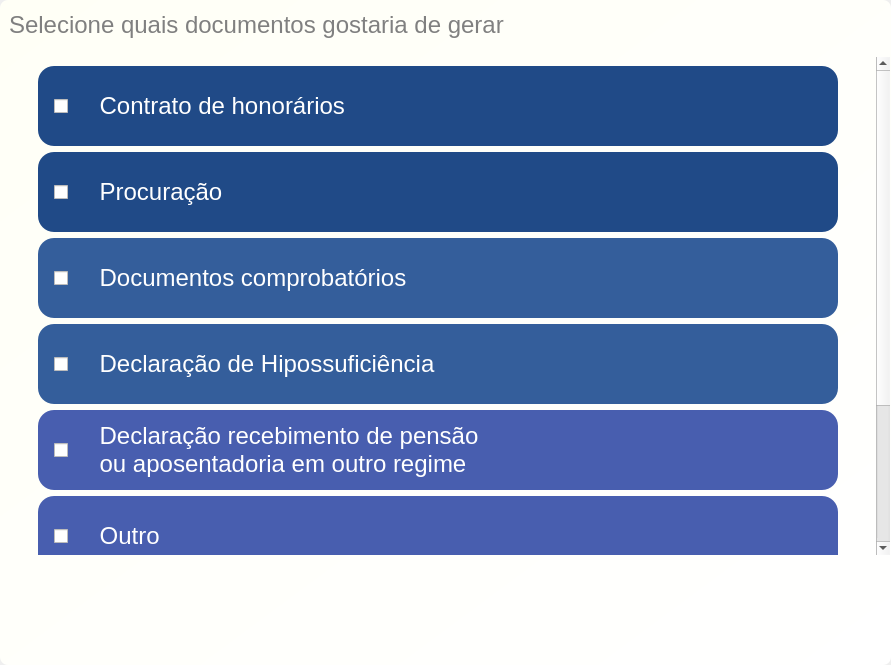
Above: Design/UI/pgImpressaoDocs.ui from newprev/PrevCliente before the change. Below: the same form after it.
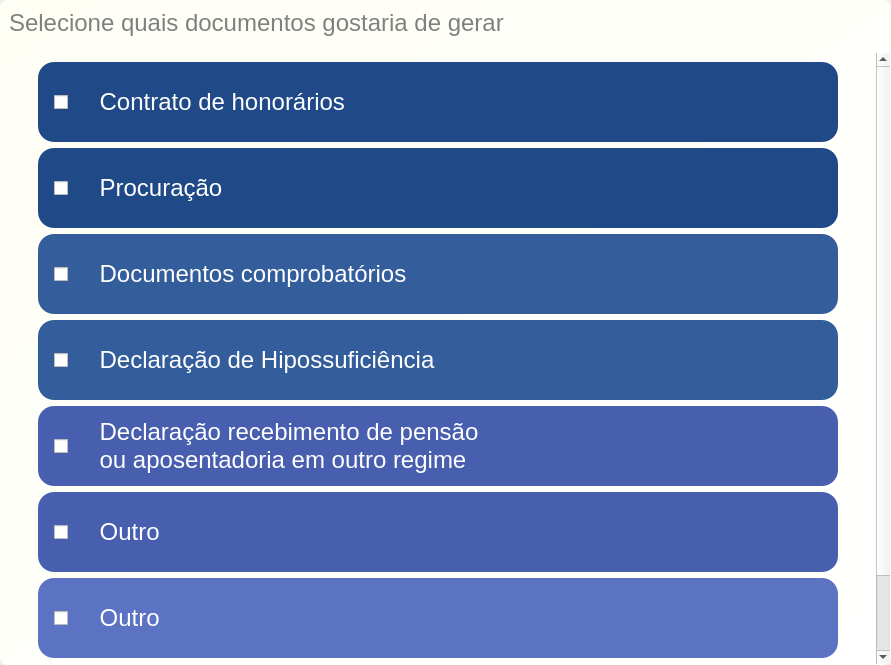
That is the form after the change. Icons and pictures are not drawn.

Patch:
```diff
--- a/Design/UI/pgImpressaoDocs.ui
+++ b/Design/UI/pgImpressaoDocs.ui
@@ -178,18 +178,24 @@
         </layout>
        </widget>
       </item>
-      <item row="1" column="0" alignment="Qt::AlignTop">
+      <item row="1" column="0">
        <widget class="QScrollArea" name="scrollArea">
+        <property name="sizePolicy">
+         <sizepolicy hsizetype="Expanding" vsizetype="Expanding">
+          <horstretch>0</horstretch>
+          <verstretch>0</verstretch>
+         </sizepolicy>
+        </property>
         <property name="minimumSize">
          <size>
           <width>830</width>
-          <height>500</height>
+          <height>0</height>
          </size>
         </property>
         <property name="maximumSize">
          <size>
           <width>16777215</width>
-          <height>500</height>
+          <height>12321549</height>
          </size>
         </property>
         <property name="widgetResizable">
```
